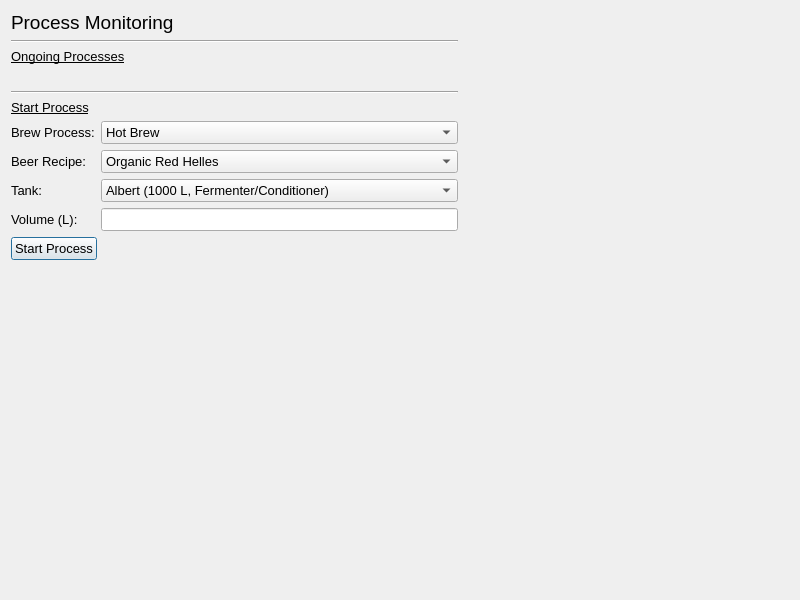
The window that process_monitoring.ui (IsaacCheng9/brewhouse-management) describes before a commit, drawn with Qt 5.
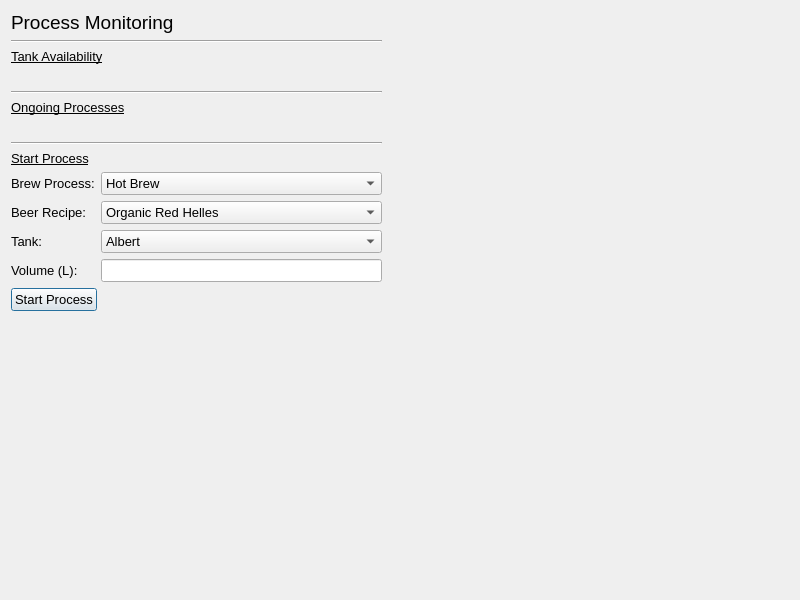
The same window after the commit.

What changed in the file:
```diff
--- a/process_monitoring.ui
+++ b/process_monitoring.ui
@@ -53,7 +53,7 @@
         <rect>
          <x>0</x>
          <y>0</y>
-         <width>447</width>
+         <width>371</width>
          <height>571</height>
         </rect>
        </property>
@@ -79,6 +79,33 @@
           </property>
          </widget>
         </item>
+        <item>
+         <widget class="QLabel" name="lbl_tank_availability">
+          <property name="font">
+           <font>
+            <underline>true</underline>
+            <kerning>true</kerning>
+           </font>
+          </property>
+          <property name="text">
+           <string>Tank Availability</string>
+          </property>
+         </widget>
+        </item>
+        <item>
+         <widget class="QLabel" name="lbl_tanks">
+          <property name="text">
+           <string/>
+          </property>
+         </widget>
+        </item>
+        <item>
+         <widget class="Line" name="hori_line_tanks">
+          <property name="orientation">
+           <enum>Qt::Horizontal</enum>
+          </property>
+         </widget>
+        </item>
         <item>
          <widget class="QLabel" name="lbl_ongoing_processes">
           <property name="font">
@@ -175,7 +202,7 @@
            <widget class="QComboBox" name="combo_box_new_tank">
             <item>
              <property name="text">
-              <string>Albert (1000 L, Fermenter/Conditioner)</string>
+              <string>Albert</string>
              </property>
             </item>
             <item>
```
Left out of the diff: 16 changed lines with no effect on the pictures.
